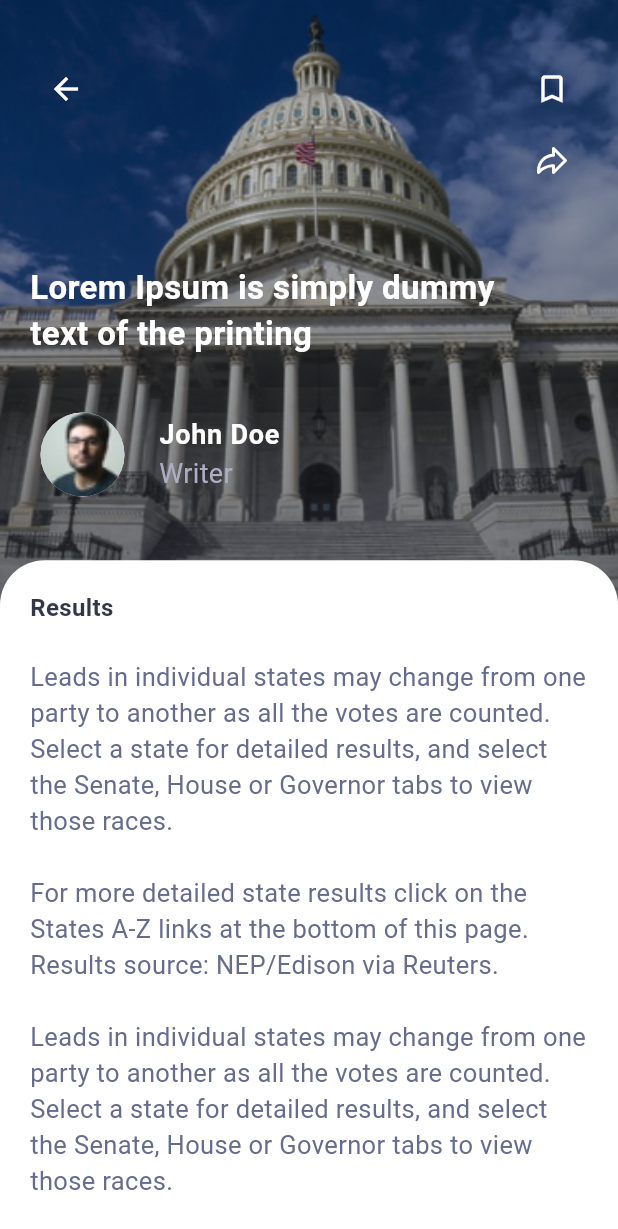
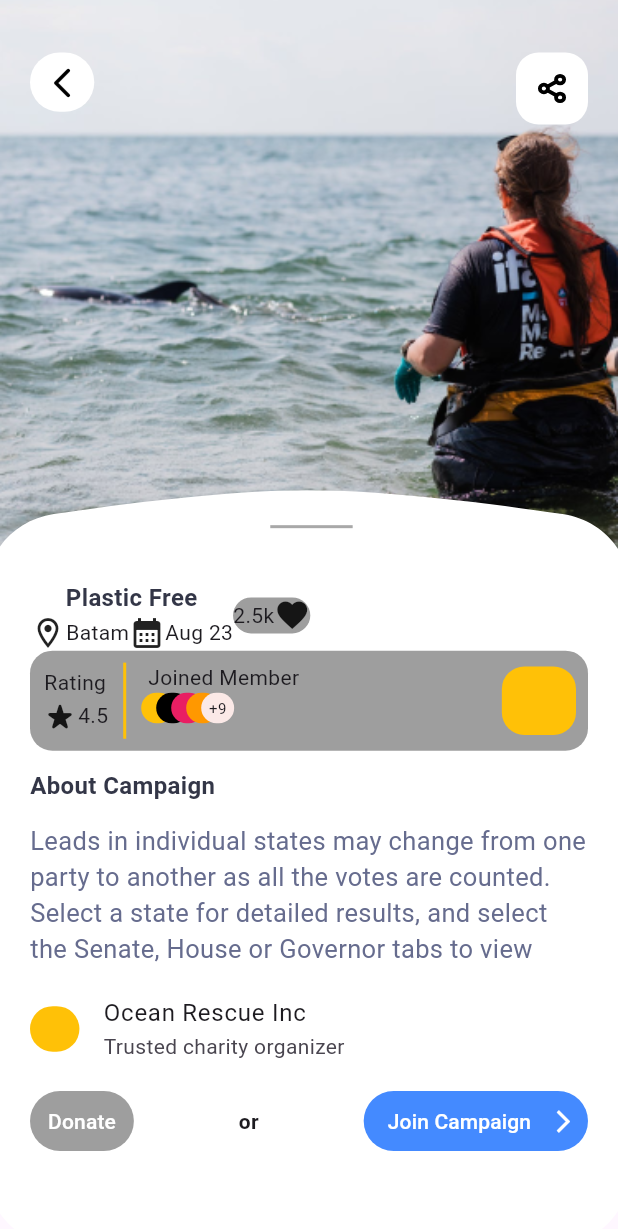
Before and after one commit to riikurniawan/lautkita_mobile, a Flutter app: the screen it shows after launch, on a phone screen of 412 x 824 dp. Shown: the top 1229 px of the screen. Run offline on Flutter 3.47's test engine with Material 3 defaults, Android fonts, the phone set to English and light mode, and no system bars; our stand-ins replace flutter_screenutil, flutter_svg; project files that could hold a hidden picture were left out.

Commit message:
UI dasar campaign

```diff
--- a/lib/main.dart
+++ b/lib/main.dart
@@ -1,6 +1,7 @@
 import 'package:flutter/material.dart';
 import 'package:flutter_screenutil/flutter_screenutil.dart';
-import 'package:lautkita_mobile/pages/artikel_detail.dart';
+import 'package:lautkita_mobile/pages/article_detail.dart';
+import 'package:lautkita_mobile/pages/campaign_detail.dart';
 import 'package:lautkita_mobile/pages/login_page.dart';
 
 void main() {
@@ -20,7 +21,7 @@ class MyApp extends StatelessWidget {
       builder: (context, child) {
         return const MaterialApp(
           debugShowCheckedModeBanner: false,
-          home: ArticleDetail(),
+          home: CampaignDetail(),
         );
       },
     );
--- /dev/null
+++ b/lib/pages/campaign_detail.dart
@@ -0,0 +1,482 @@
+import 'package:flutter/material.dart';
+import 'package:flutter_screenutil/flutter_screenutil.dart';
+import 'package:flutter_svg/flutter_svg.dart';
+
+class CampaignDetail extends StatefulWidget {
+  const CampaignDetail({super.key});
+
+  @override
+  State<CampaignDetail> createState() => _CampaignDetailState();
+}
+
+class _CampaignDetailState extends State<CampaignDetail> {
+  @override
+  Widget build(BuildContext context) {
+    return Scaffold(
+      body: SizedBox(
+        child: Stack(
+          children: [
+            Positioned(
+              top: 0,
+              child: Container(
+                width: 375.w,
+                height: 370.h,
+                decoration: const BoxDecoration(
+                  image: DecorationImage(
+                    fit: BoxFit.cover,
+                    image: AssetImage(
+                      "assets/images/Pexels_Photo_by_International_Fund_for_Animal_Welfare.png",
+                    ),
+                  ),
+                ),
+                child: Padding(
+                  padding: const EdgeInsets.fromLTRB(20.0, 35.0, 20.0, 8.0),
+                  child: Column(
+                    mainAxisAlignment: MainAxisAlignment.start,
+                    crossAxisAlignment: CrossAxisAlignment.start,
+                    children: [
+                      Row(
+                        mainAxisAlignment: MainAxisAlignment.spaceBetween,
+                        crossAxisAlignment: CrossAxisAlignment.start,
+                        children: [
+                          Container(
+                            decoration: BoxDecoration(
+                              color: Colors.white,
+                              borderRadius: BorderRadius.circular(30),
+                            ),
+                            width: 39.w,
+                            height: 39.h,
+                            child: IconButton(
+                              onPressed: () {},
+                              icon:
+                                  const Icon(Icons.arrow_back_ios_new_rounded),
+                              color: Colors.black,
+                            ),
+                          ),
+                          Container(
+                            decoration: BoxDecoration(
+                              color: Colors.white,
+                              borderRadius: BorderRadius.circular(15),
+                            ),
+                            child: IconButton(
+                              onPressed: () {},
+                              icon: SvgPicture.asset(
+                                'assets/icons/share-2.svg',
+                                width: 20.w,
+                                height: 20.h,
+                              ),
+                              color: Colors.black,
+                            ),
+                          )
+                        ],
+                      ),
+                    ],
+                  ),
+                ),
+              ),
+            ),
+            Positioned(
+              bottom: 0,
+              child: ClipPath(
+                clipper: MyClipper(),
+                child: Container(
+                  width: 375.w,
+                  height: 490.h,
+                  color: Colors.white,
+                  child: Padding(
+                    padding: const EdgeInsets.fromLTRB(20.0, 60.0, 20.0, 8.0),
+                    child: Column(
+                      crossAxisAlignment: CrossAxisAlignment.start,
+                      children: [
+                        const JudulCampaign(),
+
+                        // Container Rating, Member, Lokasi
+                        Container(
+                          decoration: BoxDecoration(
+                            borderRadius: BorderRadius.circular(15),
+                            color: Colors.grey,
+                          ),
+                          child: Padding(
+                            padding: const EdgeInsets.all(8.0),
+                            child: Row(
+                              children: [
+                                // Rating
+                                const Column(
+                                  children: [
+                                    Text("Rating"),
+                                    Row(
+                                      children: [
+                                        Icon(Icons.star_rate_rounded),
+                                        Text("4.5"),
+                                      ],
+                                    )
+                                  ],
+                                ),
+
+                                // Garis
+                                SizedBox(
+                                  height: 50.h,
+                                  child: VerticalDivider(
+                                    width: 20.w,
+                                    thickness: 2,
+                                    color: Colors.amber,
+                                  ),
+                                ),
+
+                                // Joined Member
+                                Column(
+                                  children: [
+                                    const Text("Joined Member"),
+                                    // cara buat image tumpuk: Widget SizedBox -> Stack -> Container decoration image
+                                    // Stack of Images
+                                    SizedBox(
+                                      width: 100.w,
+                                      height: 30.h,
+                                      child: Stack(
+                                        children: [
+                                          Positioned(
+                                            left: 0,
+                                            child: Container(
+                                              width: 20.w,
+                                              height: 20.h,
+                                              decoration: BoxDecoration(
+                                                color: Colors.amber,
+                                                borderRadius:
+                                                    BorderRadius.circular(30),
+                                              ),
+                                            ),
+                                          ),
+                                          Positioned(
+                                            left: 10,
+                                            child: Container(
+                                              width: 20.w,
+                                              height: 20.h,
+                                              decoration: BoxDecoration(
+                                                color: Colors.black,
+                                                borderRadius:
+                                                    BorderRadius.circular(30),
+                                              ),
+                                            ),
+                                          ),
+                                          Positioned(
+                                            left: 20,
+                                            child: Container(
+                                              width: 20.w,
+                                              height: 20.h,
+                                              decoration: BoxDecoration(
+                                                color: Colors.pink,
+                                                borderRadius:
+                                                    BorderRadius.circular(30),
+                                              ),
+                                            ),
+                                          ),
+                                          Positioned(
+                                            left: 30,
+                                            child: Container(
+                                              width: 20.w,
+                                              height: 20.h,
+                                              decoration: BoxDecoration(
+                                                color: Colors.orange,
+                                                borderRadius:
+                                                    BorderRadius.circular(30),
+                                              ),
+                                            ),
+                                          ),
+                                          Positioned(
+                                            left: 40,
+                                            child: Container(
+                                              width: 20.w,
+                                              height: 20.h,
+                                              decoration: BoxDecoration(
+                                                color:
+                                                    Colors.deepOrange.shade50,
+                                                borderRadius:
+                                                    BorderRadius.circular(30),
+                                              ),
+                                              child: const FittedBox(
+                                                fit: BoxFit.scaleDown,
+                                                child: Text(
+                                                  "+9",
+                                                  style: TextStyle(
+                                                    fontSize: 10,
+                                                  ),
+                                                ),
+                                              ),
+                                            ),
+                                          ),
+                                        ],
+                                      ),
+                                    )
+                                  ],
+                                ),
+                                const Expanded(child: SizedBox()),
+                                // map atau lokasi
+                                Container(
+                                  width: 45.w,
+                                  height: 45.h,
+                                  decoration: BoxDecoration(
+                                    color: Colors.amber,
+                                    borderRadius: BorderRadius.circular(15),
+                                  ),
+                                ),
+                              ],
+                            ),
+                          ),
+                        ),
+
+                        // About Campaign
+                        const Text(
+                          "\nAbout Campaign\n",
+                          style: TextStyle(
+                            fontSize: 16,
+                            color: Color(0xFF333647),
+                            fontWeight: FontWeight.bold,
+                            height: 1,
+                          ),
+                        ),
+                        // Detail Campaign
+                        SizedBox(
+                          height: 100.h,
+                          child: const SingleChildScrollView(
+                            child: Text(
+                              "Leads in individual states may change from one party to another as all the votes are counted. Select a state for detailed results, and select the Senate, House or Governor tabs to view those races.\n\n"
+                              "For more detailed state results click on the States A-Z links at the bottom of this page. Results source: NEP/Edison via Reuters.\n\n"
+                              "Leads in individual states may change from one party to another as all the votes are counted. Select a state for detailed results, and select the Senate, House or Governor tabs to view those races.\n\n"
+                              "For more detailed state results click on the States A-Z links at the bottom of this page. Results source: NEP/Edison via Reuters.\n\n",
+                              style: TextStyle(
+                                fontSize: 17,
+                                color: Color(0xFF666C8E),
+                                height: 1.39,
+                              ),
+                            ),
+                          ),
+                        ),
+                        // Organisasi
+                        ListTile(
+                          leading: Container(
+                            width: 30.w,
+                            height: 30.h,
+                            decoration: BoxDecoration(
+                              borderRadius: BorderRadius.circular(30),
+                              color: Colors.amber,
+                            ),
+                          ),
+                          title: const Text("Ocean Rescue Inc"),
+                          subtitle: const Text("Trusted charity organizer"),
+                          contentPadding:
+                              const EdgeInsets.symmetric(horizontal: 0.0),
+                        ),
+                        SizedBox(
+                          height: 50.h,
+                          child: Row(
+                            mainAxisAlignment: MainAxisAlignment.spaceBetween,
+                            children: [
+                              TextButton(
+                                onPressed: () {},
+                                style: const ButtonStyle(
+                                  backgroundColor:
+                                      MaterialStatePropertyAll(Colors.grey),
+                                  foregroundColor:
+                                      MaterialStatePropertyAll(Colors.white),
+                                ),
+                                child: const Text("Donate"),
+                              ),
+                              const Text(
+                                "or",
+                                style: TextStyle(
+                                  fontWeight: FontWeight.bold,
+                                ),
+                              ),
+                              Directionality(
+                                textDirection: TextDirection.rtl,
+                                child: TextButton.icon(
+                                  onPressed: () {},
+                                  icon: const Icon(Icons.arrow_back_ios),
+                                  label: const Text("Join Campaign"),
+                                  style: const ButtonStyle(
+                                    backgroundColor: MaterialStatePropertyAll(
+                                        Colors.blueAccent),
+                                    foregroundColor:
+                                        MaterialStatePropertyAll(Colors.white),
+                                  ),
+                                ),
+                              )
+                            ],
+                          ),
+                        )
+                      ],
+                    ),
+                  ),
+                ),
+              ),
+            ),
+            Positioned(
+              top: 321.h,
+              left: 164.w,
+              child: SizedBox(
+                width: 50.w,
+                height: 50.h,
+                child: const Divider(
+                  color: Color(0xFFA8A8A8),
+                  thickness: 2,
+                ),
+              ),
+            ),
+          ],
+        ),
+      ),
+    );
+  }
+}
+
+class JudulCampaign extends StatelessWidget {
+  const JudulCampaign({
+    super.key,
+  });
+
+  @override
+  Widget build(BuildContext context) {
+    return Row(
+      children: [
+        const Column(
+          children: [
+            // JUDUL
+            Text(
+              "Plastic Free",
+              style: TextStyle(
+                fontSize: 16,
+                color: Color(0xFF333647),
+                fontWeight: FontWeight.bold,
+              ),
+            ),
+            Row(
+              children: [
+                // Lokasi
+                SizedBox(
+                  child: Row(
+                    children: [Icon(Icons.location_on_outlined), Text("Batam")],
+                  ),
+                ),
+                // Tanggal
+                SizedBox(
+                  child: Row(
+                    children: [Icon(Icons.calendar_month), Text("Aug 23")],
+                  ),
+                )
+              ],
+            ),
+          ],
+        ),
+        // favorit
+        Container(
+          decoration: BoxDecoration(
+            color: Colors.grey,
+            borderRadius: BorderRadius.circular(15),
+          ),
+          child: const Row(
+            children: [
+              Text("2.5k"),
+              Icon(Icons.favorite),
+            ],
+          ),
+        )
+      ],
+    );
+  }
+}
+
+class MyClipper extends CustomClipper<Path> {
+  @override
+  Path getClip(Size size) {
+    Path path = Path();
+    final double _xScaling = size.width / 375;
+    final double _yScaling = size.height / 490;
+    path.lineTo(-8 * _xScaling, 64.0614 * _yScaling);
+    path.cubicTo(
+      -8 * _xScaling,
+      40.0929 * _yScaling,
+      8.99827 * _xScaling,
+      19.5202 * _yScaling,
+      32.6594 * _xScaling,
+      15.6937 * _yScaling,
+    );
+    path.cubicTo(
+      73.9293 * _xScaling,
+      9.01936 * _yScaling,
+      138.42 * _xScaling,
+      0.0283982 * _yScaling,
+      186.5 * _xScaling,
+      0 * _yScaling,
+    );
+    path.cubicTo(
+      234.903 * _xScaling,
+      -0.028589 * _yScaling,
+      299.86 * _xScaling,
+      9.00662 * _yScaling,
+      341.334 * _xScaling,
+      15.703 * _yScaling,
+    );
+    path.cubicTo(
+      365 * _xScaling,
+      19.5241 * _yScaling,
+      382 * _xScaling,
+      40.098 * _yScaling,
+      382 * _xScaling,
+      64.0708 * _yScaling,
+    );
+    path.cubicTo(
+      382 * _xScaling,
+      64.0708 * _yScaling,
+      382 * _xScaling,
+      448 * _yScaling,
+      382 * _xScaling,
+      448 * _yScaling,
+    );
+    path.cubicTo(
+      382 * _xScaling,
+      475.614 * _yScaling,
+      359.614 * _xScaling,
+      498 * _yScaling,
+      332 * _xScaling,
+      498 * _yScaling,
+    );
+    path.cubicTo(
+      332 * _xScaling,
+      498 * _yScaling,
+      42 * _xScaling,
+      498 * _yScaling,
+      42 * _xScaling,
+      498 * _yScaling,
+    );
+    path.cubicTo(
+      14.3858 * _xScaling,
+      498 * _yScaling,
+      -8 * _xScaling,
+      475.614 * _yScaling,
+      -8 * _xScaling,
+      448 * _yScaling,
+    );
+    path.cubicTo(
+      -8 * _xScaling,
+      448 * _yScaling,
+      -8 * _xScaling,
+      64.0614 * _yScaling,
+      -8 * _xScaling,
+      64.0614 * _yScaling,
+    );
+    path.cubicTo(
+      -8 * _xScaling,
+      64.0614 * _yScaling,
+      -8 * _xScaling,
+      64.0614 * _yScaling,
+      -8 * _xScaling,
+      64.0614 * _yScaling,
+    );
+    return path;
+  }
+
+  @override
+  bool shouldReclip(covariant CustomClipper<Path> oldClipper) {
+    return false;
+  }
+}
```
Also changed, not shown: lib/pages/article_detail.dart (renamed from lib/pages/artikel_detail.dart, +0 -8 lines), assets/icons/share-2.svg (added), assets/images/Pexels_Photo_by_International_Fund_for_Animal_Welfare.png (added).
